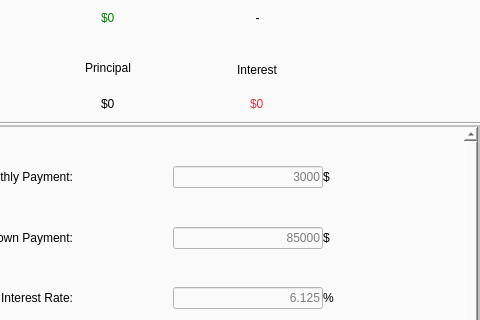
Before: the Qt Designer form home-choice-pro/resources/main_window.ui in Josh-Voyles/affordable, drawn with Qt 5; both pictures show x 305 to 785 and y 0 to 320 of the 785 by 675 pixel window.
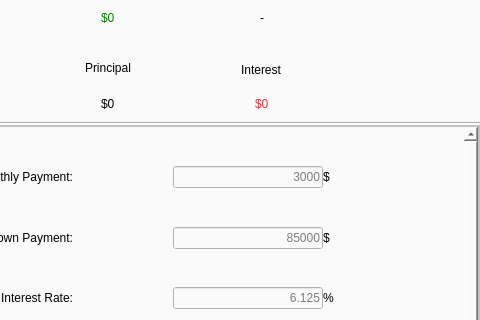
After: the same form once the commit is applied. Icons and pictures are not drawn.

Commit message: Fixed last interest label moving #141

```diff
--- a/home-choice-pro/resources/main_window.ui
+++ b/home-choice-pro/resources/main_window.ui
@@ -521,7 +521,7 @@
               </property>
               <property name="sizeHint" stdset="0">
                <size>
-                <width>100</width>
+                <width>25</width>
                 <height>20</height>
                </size>
               </property>
@@ -543,6 +543,12 @@
               </property>
               <item>
                <widget class="QLabel" name="downPaymentHeaderLabel">
+                <property name="minimumSize">
+                 <size>
+                  <width>200</width>
+                  <height>0</height>
+                 </size>
+                </property>
                 <property name="styleSheet">
                  <string notr="true">font: 0 italic 11pt &quot;Ubuntu Sans&quot;;</string>
                 </property>
```
The commit also changes 3 other files.
